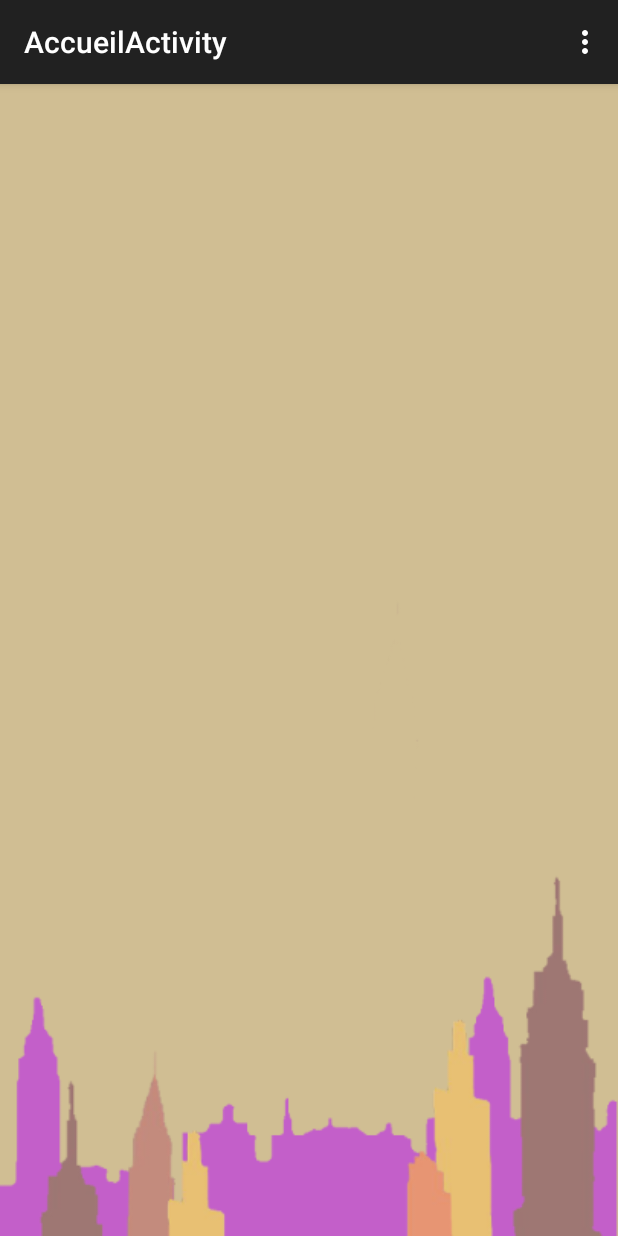
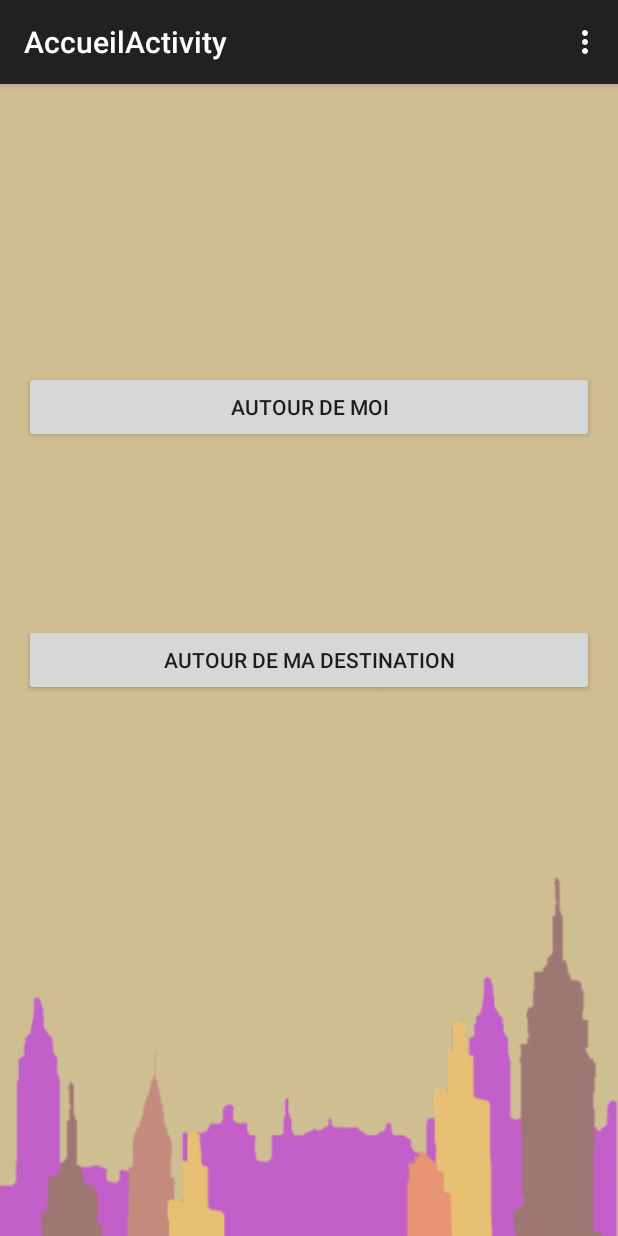
Before and after one commit to mathieupassenaud/robocorp2-CarPark, an Android app: the screen it shows after launch (AccueilActivity), on a phone screen of 412 x 824 dp. Run offline under Robolectric (Android 15) with nearby library versions, the phone set to English and light mode, and no system bars.

Commit message:
Refonte design IHM

```diff
--- a/android/EasyPark/app/src/main/java/com/easypark/easypark/AccueilActivity.java
+++ b/android/EasyPark/app/src/main/java/com/easypark/easypark/AccueilActivity.java
@@ -19,7 +19,7 @@ public class AccueilActivity extends ActionBarActivity {
         super.onCreate(savedInstanceState);
         setContentView(R.layout.activity_accueil);
 
-        /*butAutourMoi = (Button)findViewById(R.id.butAutourMoi);
+        butAutourMoi = (Button)findViewById(R.id.butAutourMoi);
         butAutourMoi.setOnClickListener(new View.OnClickListener() {
             @Override
             public void onClick(View v) {
@@ -36,7 +36,7 @@ public class AccueilActivity extends ActionBarActivity {
                 Intent intent = new Intent(AccueilActivity.this, AutourDestinationActivity.class);
                 startActivity(intent);
             }
-        });*/
+        });
     }
 
     @Override
--- a/android/EasyPark/app/src/main/res/layout/activity_accueil.xml
+++ b/android/EasyPark/app/src/main/res/layout/activity_accueil.xml
@@ -8,4 +8,34 @@
     tools:context="com.easypark.easypark.AccueilActivity">
 
 
+    <RelativeLayout
+        android:layout_width="match_parent"
+        android:layout_height="match_parent"
+        android:layout_alignParentBottom="true"
+        android:layout_alignParentRight="true"
+        android:layout_alignParentEnd="true">
+
+        <Button
+            android:layout_width="wrap_content"
+            android:layout_height="wrap_content"
+            android:text="Autour de moi"
+            android:id="@+id/butAutourMoi"
+            android:layout_alignParentTop="true"
+            android:layout_marginTop="175dp"
+            android:layout_alignParentLeft="true"
+            android:layout_alignParentStart="true"
+            android:layout_alignParentRight="true"
+            android:layout_alignParentEnd="true" />
+
+        <Button
+            android:layout_width="wrap_content"
+            android:layout_height="wrap_content"
+            android:text="Autour de ma destination"
+            android:id="@+id/butAutourDesti"
+            android:layout_centerVertical="true"
+            android:layout_alignParentLeft="true"
+            android:layout_alignParentStart="true"
+            android:layout_alignParentRight="true"
+            android:layout_alignParentEnd="true" />
+    </RelativeLayout>
 </RelativeLayout>
```
Also changed, not shown: android/EasyPark/settings.gradle (line endings or trailing spaces), 3 other files.
